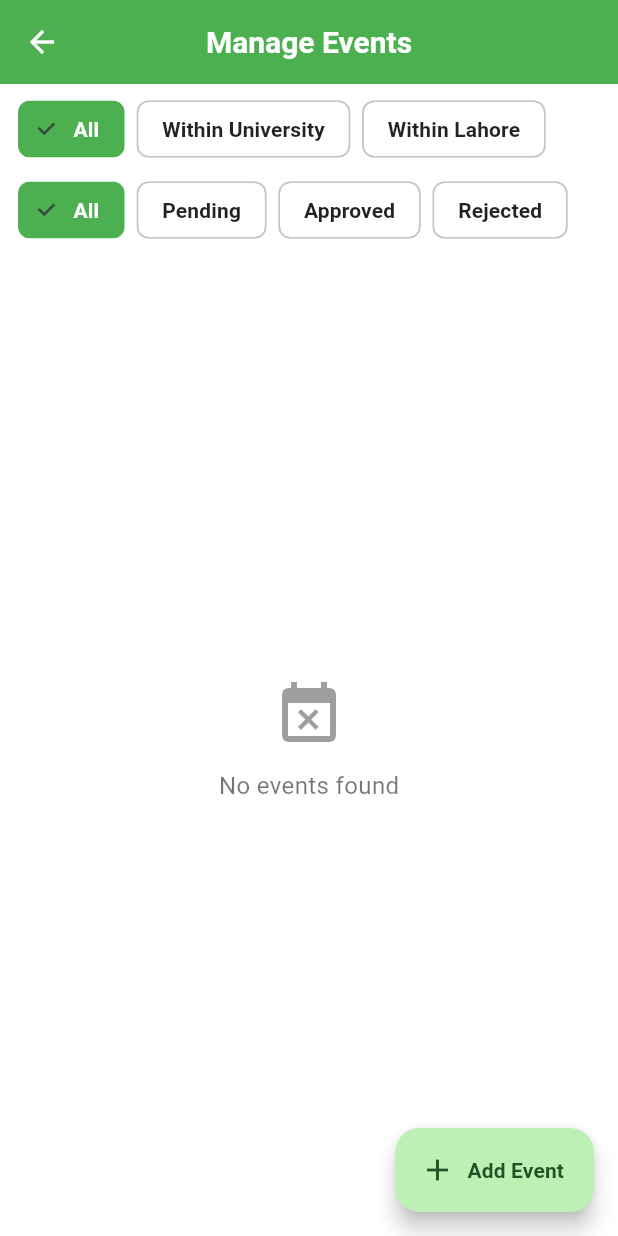
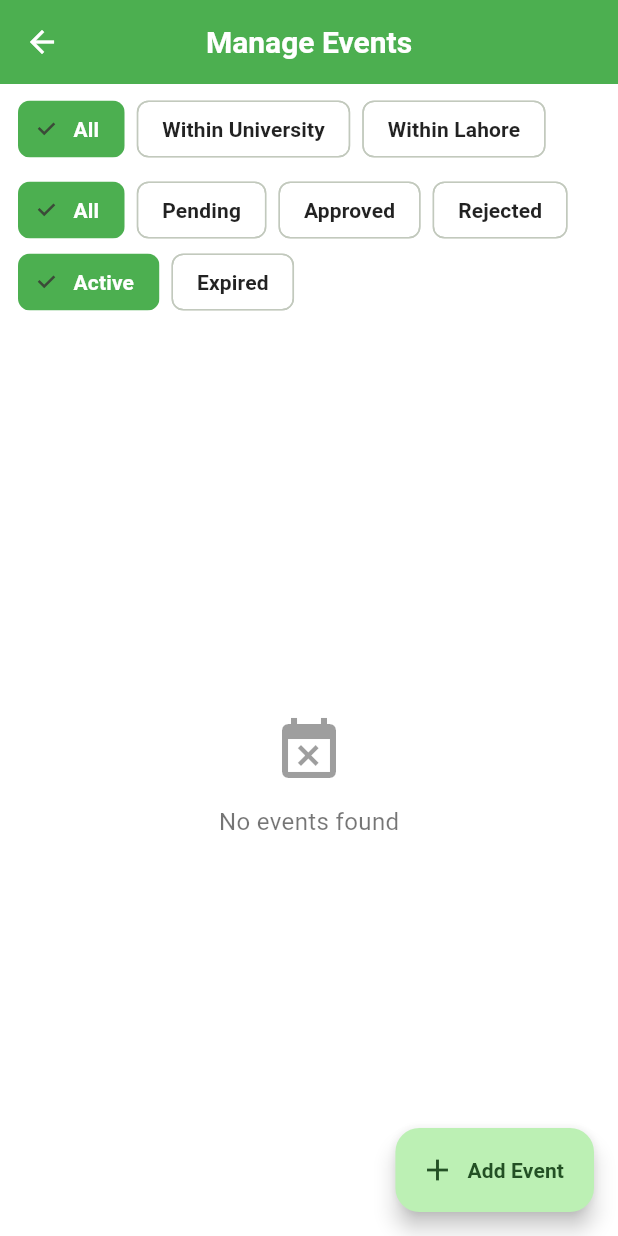
Before and after one commit to hammad-78/lgu_one, a Flutter app: the AdminEventsScreen screen opened directly, on a phone screen of 412 x 824 dp. Run offline on Flutter 3.47's test engine with Material 3 defaults, Android fonts, the phone set to English and light mode, and no system bars; our stand-ins replace another_flushbar, cached_network_image, carousel_slider, cloud_firestore, firebase_auth, firebase_core and 11 more; missing offline and left inert: app_settings, image_picker_android, image_picker_platform_interface; accounts and stored records are empty; generated files the repository leaves out were written again.

Commit message:
filters of active and expired added on list view in admin side for news, jobs and evenr section

```diff
--- a/lib/admin/admin_events_screen.dart
+++ b/lib/admin/admin_events_screen.dart
@@ -20,6 +20,7 @@ class _AdminEventsScreenState extends State<AdminEventsScreen> {
 
   String _categoryFilter = 'All'; // 'All', 'Within University', 'Within Lahore'
   String _statusFilter = 'All';
+  String _dateFilter = 'Active';
   final List<String> _filterOptions = [
     'All',
     'Within University',
@@ -130,6 +131,33 @@ class _AdminEventsScreenState extends State<AdminEventsScreen> {
               ),
             ),
           ),
+          Padding(
+            padding: const EdgeInsets.symmetric(horizontal: 12, vertical: 4),
+            child: SizedBox(
+              height: 40,
+              child: ListView.separated(
+                scrollDirection: Axis.horizontal,
+                itemCount: 2,
+                separatorBuilder: (_, __) => const SizedBox(width: 8),
+                itemBuilder: (context, index) {
+                  final option = index == 0 ? 'Active' : 'Expired';
+                  final isSelected = _dateFilter == option;
+                  return ChoiceChip(
+                    label: Text(option),
+                    selected: isSelected,
+                    selectedColor: theme.colorScheme.primary,
+                    labelStyle: TextStyle(
+                      color: isSelected
+                          ? theme.colorScheme.onPrimary
+                          : theme.colorScheme.onSurface,
+                      fontWeight: FontWeight.w600,
+                    ),
+                    onSelected: (_) => setState(() => _dateFilter = option),
+                  );
+                },
+              ),
+            ),
+          ),
 
           // Events Stream
           Expanded(
@@ -151,8 +179,16 @@ class _AdminEventsScreenState extends State<AdminEventsScreen> {
                   final data = d.data() as Map<String, dynamic>;
                   final cat = (data['category'] ?? '').toString();
                   final status = (data['status'] ?? 'Approved').toString();
+                  final expiryDate = data['expiryDate'] is Timestamp
+                      ? (data['expiryDate'] as Timestamp).toDate()
+                      : null;
+                  final isExpired =
+                      expiryDate != null && expiryDate.isBefore(DateTime.now());
                   if (_statusFilter != 'All' &&
                       status.toLowerCase() != _statusFilter.toLowerCase()) {
+                    return false;
+                  }
+                  if (_dateFilter == 'Expired' ? !isExpired : isExpired) {
                     return false;
                   }
                   if (_categoryFilter == 'Within University') {
```
Also changed, not shown: lib/admin/admin_jobs_screen.dart (+27 -4 lines), lib/admin/admin_news_screen.dart (+27 -4 lines).
